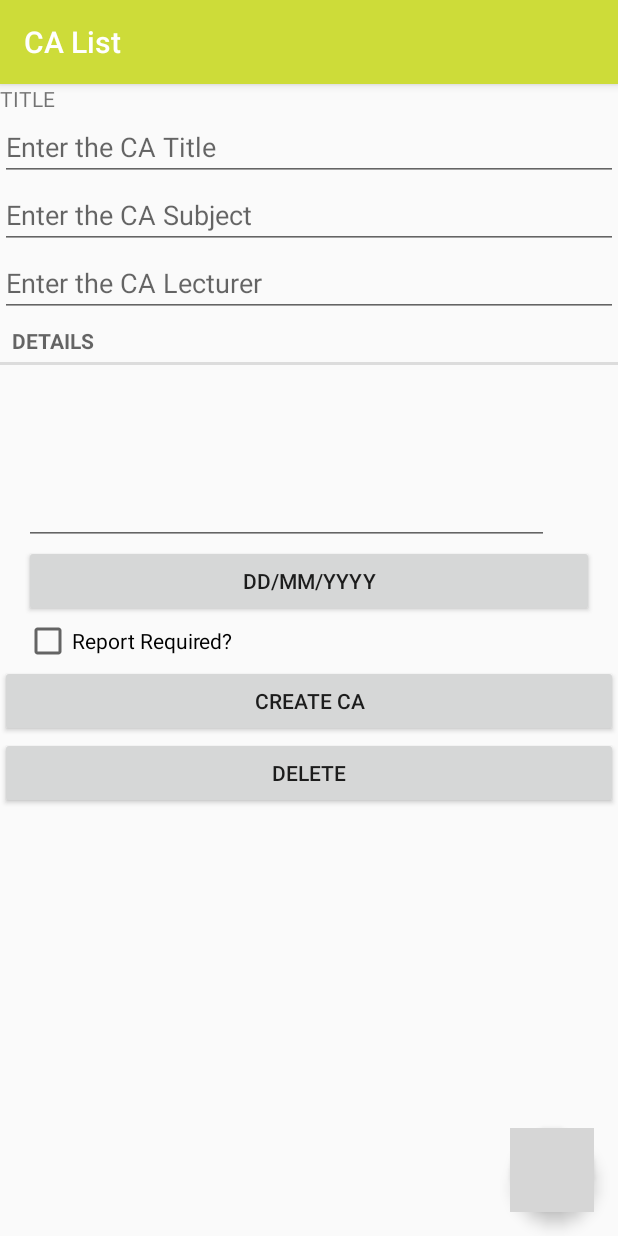
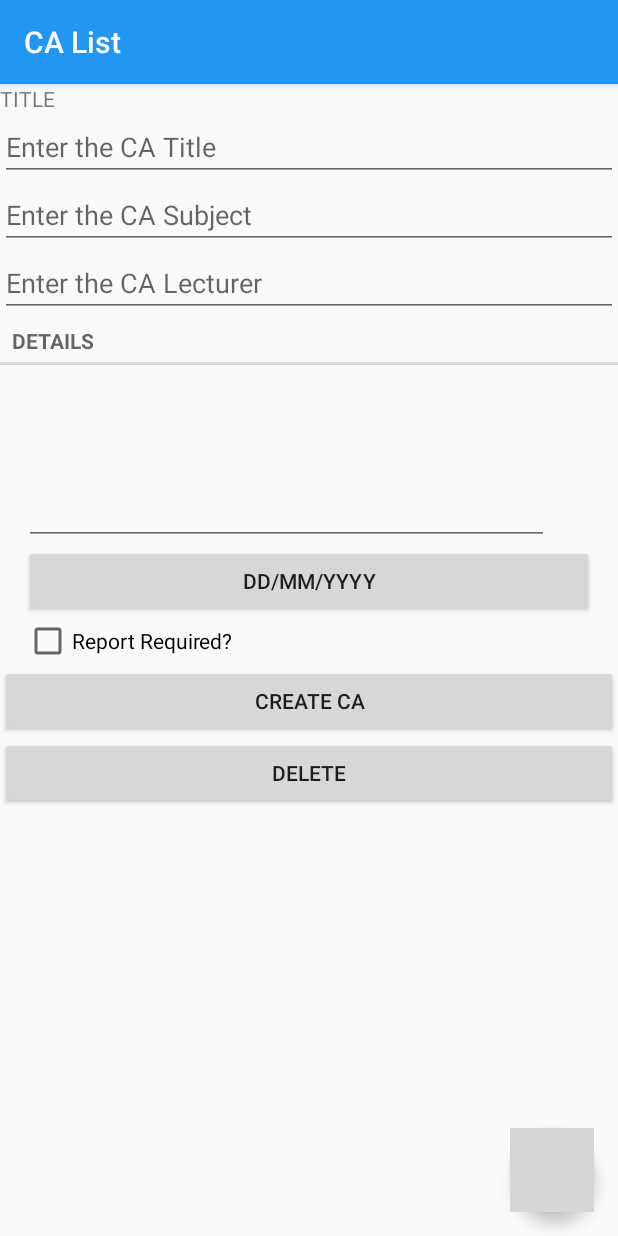
Before and after one commit to aaronoh/CA1OOPD, an Android app: the screen it shows after launch (CAListActivity), after a tap on an icon or button, on a phone screen of 412 x 824 dp. Run offline under Robolectric (Android 15) with nearby library versions, the phone set to English and light mode, and no system bars; grey boxes are pictures that could not be loaded.

Commit message:
Finished Delete, Added Icon, Changed Colours

```diff
--- a/app/src/main/java/com/example/aaron/lab7/CAModel.java
+++ b/app/src/main/java/com/example/aaron/lab7/CAModel.java
@@ -129,6 +129,7 @@ public class CAModel {
     }
 
     public void deleteCa(Cas ca) {
+        mCasList.remove(ca);
         long result = mDatabase.delete(CaTable.TABLE_CA, "id = ?", new String[] {String.valueOf(ca.getMyId())});
     }
 }
--- a/app/src/main/res/values/colors.xml
+++ b/app/src/main/res/values/colors.xml
@@ -1,6 +1,6 @@
 <?xml version="1.0" encoding="utf-8"?>
 <resources>
-    <color name="colorPrimary">#CDDC39</color>
-    <color name="colorPrimaryDark">#E91E63</color>
+    <color name="colorPrimary">#2196F3</color>
+    <color name="colorPrimaryDark">#0D47A1</color>
     <color name="colorAccent">#E91E63</color>
 </resources>
```
Also changed, not shown: app/src/main/java/com/example/aaron/lab7/CAFragment.java (+10 -2 lines), app/src/main/ic_launcher-web.png (added), app/src/main/res/mipmap-hdpi/ic_launcher.png, app/src/main/res/mipmap-mdpi/ic_launcher.png, app/src/main/res/mipmap-xhdpi/ic_launcher.png, app/src/main/res/mipmap-xxhdpi/ic_launcher.png, app/src/main/res/mipmap-xxxhdpi/ic_launcher.png.
